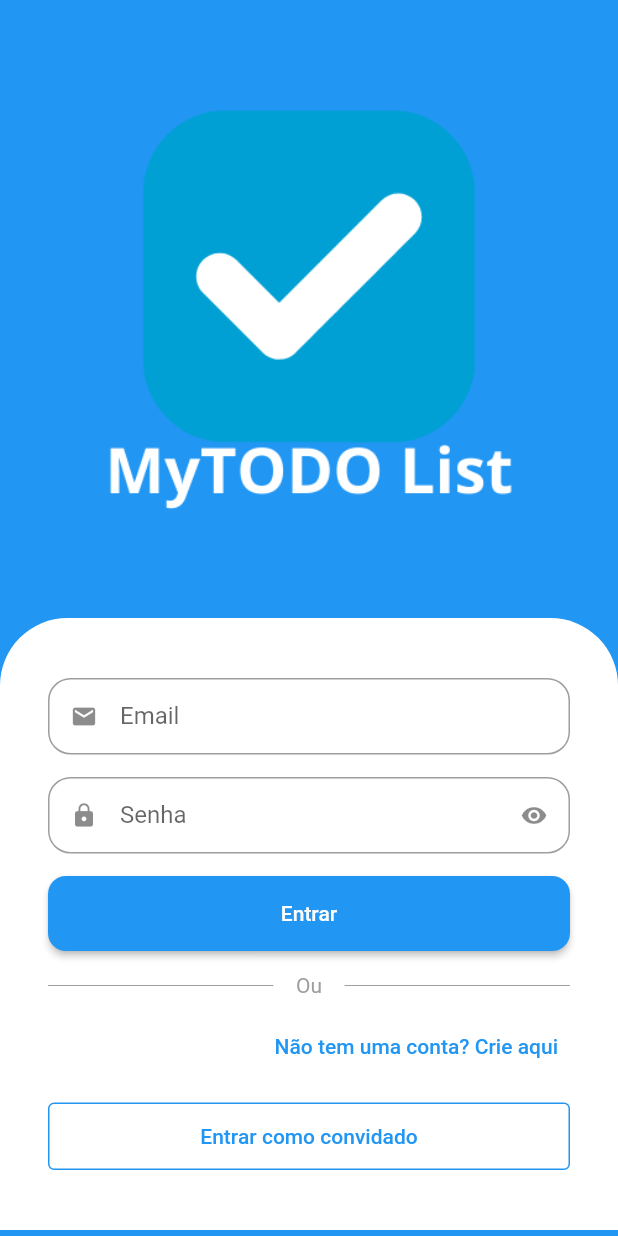
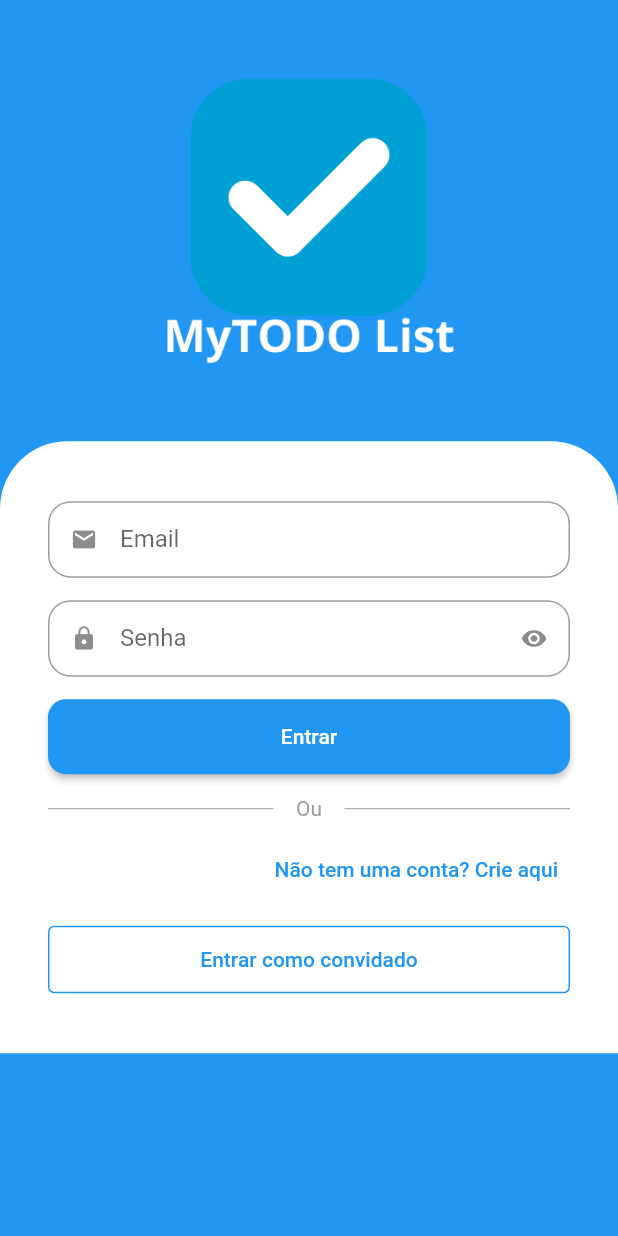
Before and after one commit to EduardoGomesSa/mytodolist, a Flutter app: the screen it shows after launch, on a phone screen of 412 x 824 dp. Run offline on Flutter 3.47's test engine with Material 3 defaults, Android fonts, the phone set to English and light mode, and no system bars; our stand-ins replace dio, fluttertoast, get, internet_connection_checker_plus, shared_preferences, sqflite; accounts and stored records are empty.

Commit message:
definindo o tamanho do icon com teclado ativo

```diff
--- a/lib/src/pages/auth/login_page.dart
+++ b/lib/src/pages/auth/login_page.dart
@@ -1,4 +1,5 @@
 import 'package:flutter/material.dart';
+import 'package:flutter/widgets.dart';
 import 'package:get/get.dart';
 import 'package:mytodolist/src/controllers/auth_controller.dart';
 import 'package:mytodolist/src/core/routes/app_routes_pages.dart';
@@ -39,7 +40,7 @@ class LoginPage extends StatelessWidget {
                           mainAxisAlignment: MainAxisAlignment.center,
                           children: [
                             Center(
-                              child: Image.asset('assets/images/logo.png'),
+                              child: Image.asset('assets/images/logo.png', scale: 1.7,),
                             ),
                           ],
                         ),
```
